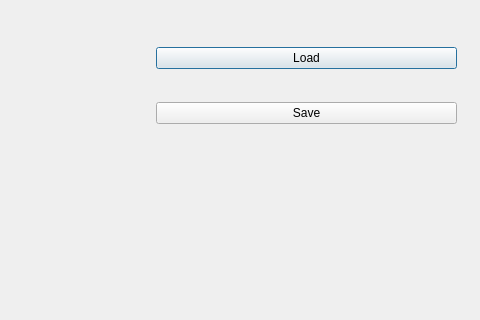
Above: pluto.ui from zsennenga/hades_save_editor before the change; both pictures show x 544 to 1024 and y 0 to 320 of the 1024 by 768 pixel window. Below: the same form after it.
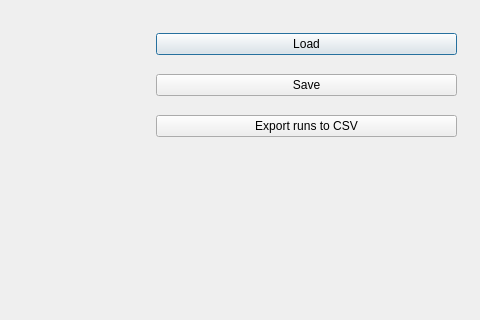
That is the form after the change.

Commit message: Add exporting of runs as csv

```diff
--- a/pluto.ui
+++ b/pluto.ui
@@ -43,6 +43,13 @@
       </property>
      </widget>
     </item>
+    <item>
+     <widget class="QPushButton" name="export">
+      <property name="text">
+       <string>Export runs to CSV</string>
+      </property>
+     </widget>
+    </item>
    </layout>
   </widget>
   <widget class="QPushButton" name="exit">
```
The commit also changes 2 other files.
